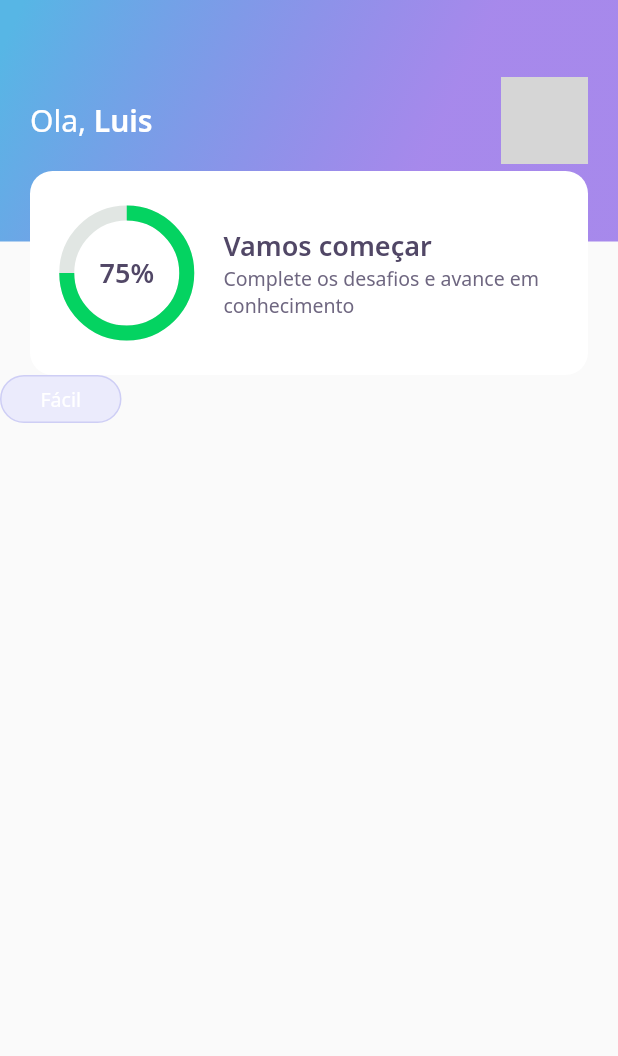
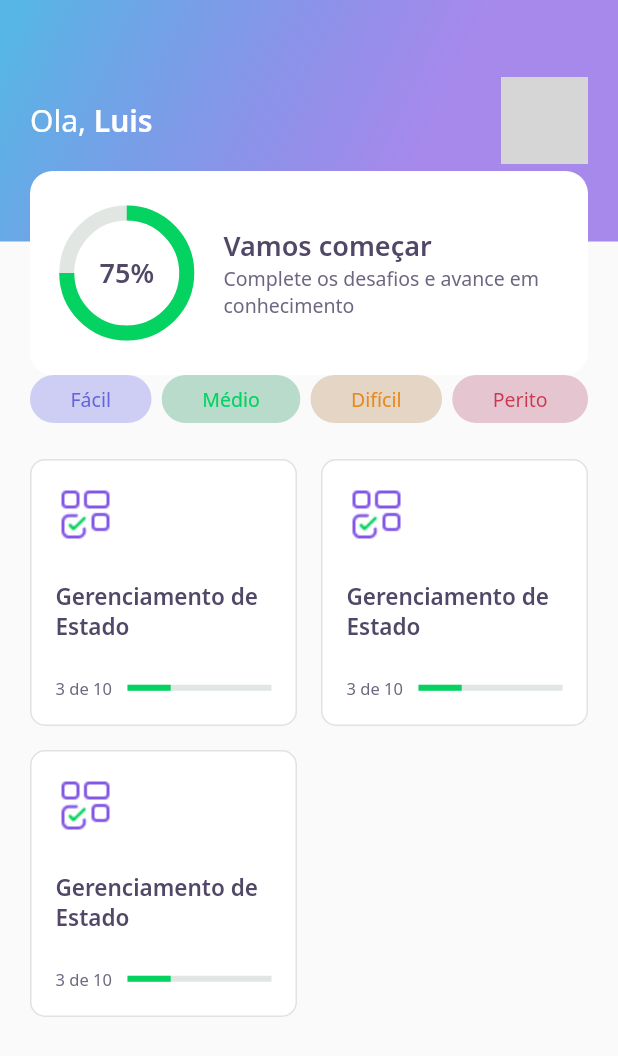
Before and after one commit to LuisFSanches/Dev-Quiz, a Flutter app: the HomePage screen opened directly, on a phone screen of 412 x 824 dp. Shown: the top 1056 px of the screen. Run offline on Flutter 3.47's test engine with Material 2 defaults, Android fonts, the phone set to English and light mode, and no system bars; our stand-ins replace google_fonts; network calls fail; grey boxes are pictures that could not be loaded.

Commit message:
quiz layout finished

```diff
--- a/lib/core/app_widget.dart
+++ b/lib/core/app_widget.dart
@@ -1,3 +1,4 @@
+import 'package:dev_quiz/challenge/challenge_page.dart';
 import 'package:dev_quiz/home/home_page.dart';
 import 'package:flutter/material.dart';
 import 'package:dev_quiz/splash/splash_page.dart';
@@ -7,7 +8,7 @@ class AppWidget extends StatelessWidget {
   Widget build(BuildContext context) {
     return MaterialApp(
       title: "DevQuiz",
-      home: HomePage(),
+      home: ChallengePage(),
     );
   }
 }
--- a/lib/home/home_page.dart
+++ b/lib/home/home_page.dart
@@ -1,5 +1,6 @@
 import 'package:dev_quiz/home/widgets/appbar/app_bar_widget.dart';
 import 'package:dev_quiz/home/widgets/level_button/level_button_widget.dart';
+import 'package:dev_quiz/home/widgets/quiz_card/quiz_card_widget.dart';
 import 'package:flutter/material.dart';
 
 class HomePage extends StatefulWidget {
@@ -13,8 +14,43 @@ class _HomePageState extends State<HomePage> {
   @override
   Widget build(BuildContext context) {
     return Scaffold(
-      appBar: AppBarWidget(),
-      body: LevelButtonWidget(),
-    );
+        appBar: AppBarWidget(),
+        body: Padding(
+          padding: const EdgeInsets.symmetric(horizontal: 20),
+          child: Column(
+            children: [
+              Row(
+                mainAxisAlignment: MainAxisAlignment.spaceBetween,
+                children: [
+                  LevelButtonWidget(
+                    label: 'Fácil',
+                  ),
+                  LevelButtonWidget(
+                    label: 'Médio',
+                  ),
+                  LevelButtonWidget(
+                    label: 'Difícil',
+                  ),
+                  LevelButtonWidget(
+                    label: 'Perito',
+                  ),
+                ],
+              ),
+              SizedBox(height: 24),
+              Expanded(
+                child: GridView.count(
+                  crossAxisSpacing: 16,
+                  mainAxisSpacing: 16,
+                  crossAxisCount: 2,
+                  children: [
+                    QuizCardWidget(),
+                    QuizCardWidget(),
+                    QuizCardWidget()
+                  ],
+                ),
+              )
+            ],
+          ),
+        ));
   }
 }
--- a/lib/home/widgets/level_button/level_button_widget.dart
+++ b/lib/home/widgets/level_button/level_button_widget.dart
@@ -1,25 +1,53 @@
 import 'package:dev_quiz/core/app_colors.dart';
-import 'package:dev_quiz/core/app_text_styles.dart';
 import 'package:flutter/material.dart';
 import 'package:google_fonts/google_fonts.dart';
 
 class LevelButtonWidget extends StatelessWidget {
-  const LevelButtonWidget({Key key}) : super(key: key);
+  final String label;
+  LevelButtonWidget({Key key, this.label})
+      : assert(["Fácil", "Médio", "Difícil", "Perito"].contains(label)),
+        super(key: key);
+
+  final config = {
+    "Fácil": {
+      "color": AppColors.levelButtonFacil,
+      "borderColor": AppColors.levelButtonBorderFacil,
+      "fontColor": AppColors.levelButtonTextFacil,
+    },
+    "Médio": {
+      "color": AppColors.levelButtonMedio,
+      "borderColor": AppColors.levelButtonBorderMedio,
+      "fontColor": AppColors.levelButtonTextMedio,
+    },
+    "Difícil": {
+      "color": AppColors.levelButtonDificil,
+      "borderColor": AppColors.levelButtonBorderDificil,
+      "fontColor": AppColors.levelButtonTextDificil,
+    },
+    "Perito": {
+      "color": AppColors.levelButtonPerito,
+      "borderColor": AppColors.levelButtonBorderPerito,
+      "fontColor": AppColors.levelButtonTextPerito,
+    }
+  };
+
+  Color get color => config[label]['color'];
+  Color get borderColor => config[label]['borderColor'];
+  Color get fontColor => config[label]['fontColor'];
 
   @override
   Widget build(BuildContext context) {
     return Container(
       decoration: BoxDecoration(
-        color: AppColors.levelButtonFacil,
-        border: Border.fromBorderSide(
-            BorderSide(color: AppColors.levelButtonBorderFacil)),
+        color: borderColor,
+        border: Border.fromBorderSide(BorderSide(color: borderColor)),
         borderRadius: BorderRadius.circular(28),
       ),
       child: Padding(
         padding: const EdgeInsets.symmetric(horizontal: 26.0, vertical: 6),
         child: Text(
-          "Fácil",
-          style: GoogleFonts.notoSans(color: AppColors.white, fontSize: 13),
+          label,
+          style: GoogleFonts.notoSans(color: fontColor, fontSize: 13),
         ),
       ),
     );
--- /dev/null
+++ b/lib/home/widgets/quiz_card/quiz_card_widget.dart
@@ -0,0 +1,49 @@
+import 'package:dev_quiz/core/app_colors.dart';
+import 'package:dev_quiz/core/app_images.dart';
+import 'package:dev_quiz/core/app_text_styles.dart';
+import 'package:dev_quiz/shared/widgets/progress_indicator/progress_indicator_widget.dart';
+import 'package:flutter/material.dart';
+
+class QuizCardWidget extends StatelessWidget {
+  const QuizCardWidget({Key key}) : super(key: key);
+
+  @override
+  Widget build(BuildContext context) {
+    return Container(
+      padding: EdgeInsets.all(16),
+      decoration: BoxDecoration(
+          border: Border.fromBorderSide(BorderSide(color: AppColors.border)),
+          color: AppColors.white,
+          borderRadius: BorderRadius.circular(10)),
+      child: Column(
+        crossAxisAlignment: CrossAxisAlignment.start,
+        children: [
+          Container(
+              height: 40, width: 40, child: Image.asset(AppImages.blocks)),
+          SizedBox(height: 24),
+          Text(
+            'Gerenciamento de Estado',
+            style: AppTextStyles.heading15,
+          ),
+          SizedBox(height: 24),
+          Row(
+            children: [
+              Expanded(
+                flex: 1,
+                child: Text(
+                  "3 de 10",
+                  style: AppTextStyles.body11,
+                ),
+              ),
+              Expanded(
+                  flex: 2,
+                  child: ProgressIndicatorWidget(
+                    value: 0.3,
+                  ))
+            ],
+          )
+        ],
+      ),
+    );
+  }
+}
--- /dev/null
+++ b/lib/models/answer_model.dart
@@ -0,0 +1,6 @@
+class AnswerModel {
+  final String title;
+  final bool isRight;
+
+  AnswerModel({this.title, this.isRight});
+}
--- /dev/null
+++ b/lib/shared/widgets/progress_indicator/progress_indicator_widget.dart
@@ -0,0 +1,16 @@
+import 'package:flutter/material.dart';
+import 'package:dev_quiz/core/app_colors.dart';
+
+class ProgressIndicatorWidget extends StatelessWidget {
+  final double value;
+  ProgressIndicatorWidget({Key key, this.value}) : super(key: key);
+
+  @override
+  Widget build(BuildContext context) {
+    return LinearProgressIndicator(
+      value: value,
+      backgroundColor: AppColors.chartSecondary,
+      valueColor: AlwaysStoppedAnimation<Color>(AppColors.chartPrimary),
+    );
+  }
+}
```
Also changed, not shown: lib/challenge/challenge_page.dart (added, +25 -0 lines), lib/challenge/widgets/answer/answer_widget.dart (added, +65 -0 lines), lib/challenge/widgets/question_indicator/question_indicator_widget.dart (added, +34 -0 lines), lib/challenge/widgets/quiz/quiz_widget.dart (added, +37 -0 lines), lib/models/question_model.dart (added, +8 -0 lines), lib/models/quiz_model.dart (added, +18 -0 lines), lib/models/user_model.dart (added, +7 -0 lines).
